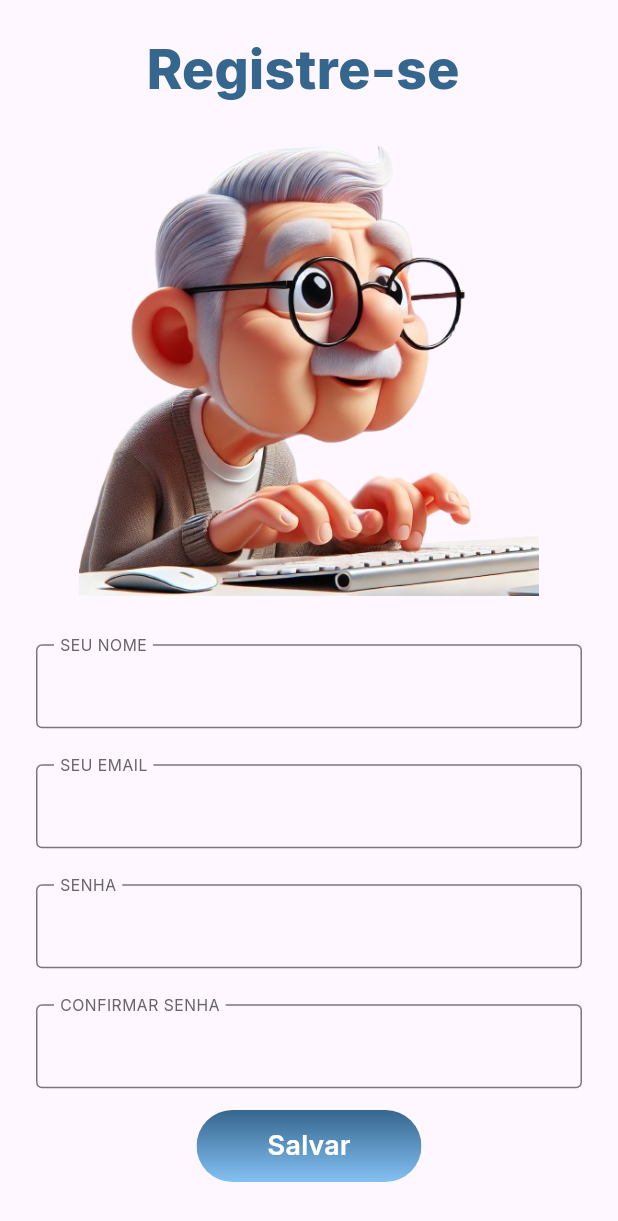
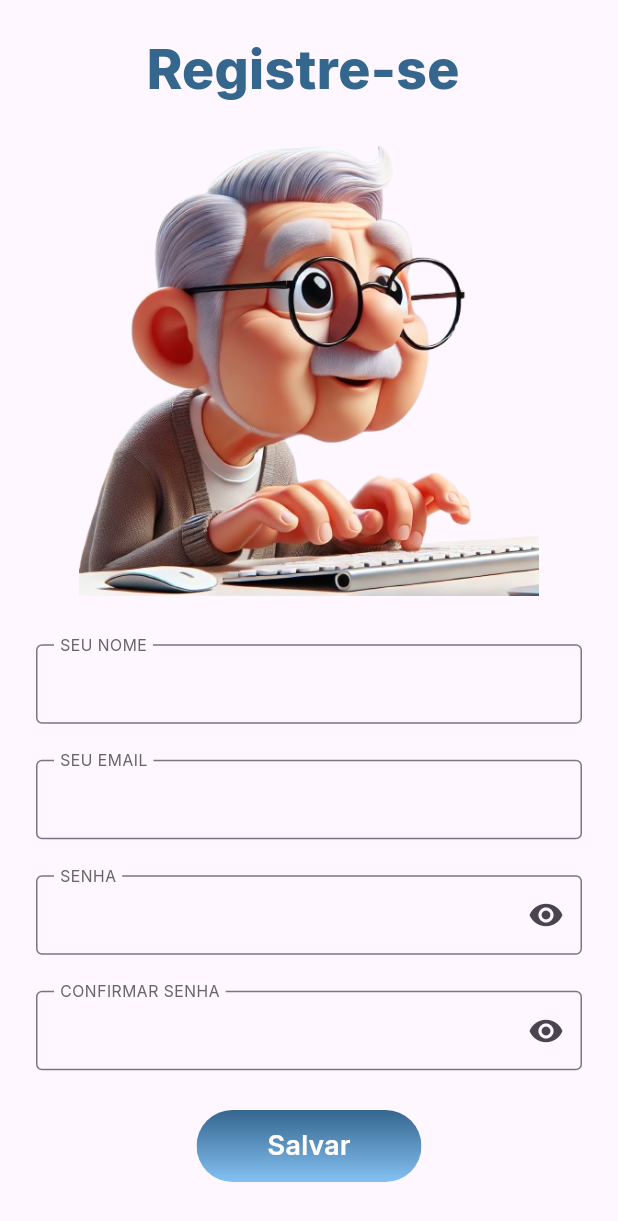
Before and after one commit to JoaoPaolinelli/idoso_tech, a Flutter app: the NewUser screen opened directly, on a phone screen of 412 x 824 dp. Shown: the top 1221 px of the screen. Run offline on Flutter 3.47's test engine with Material 3 defaults, Android fonts, the light colour scheme and no system bars; our stand-ins replace dio, font_awesome_flutter, youtube_player_flutter; network calls fail.

Commit message:
att form data

```diff
--- a/front-end/lib/constantes/app_colors.dart
+++ b/front-end/lib/constantes/app_colors.dart
@@ -10,4 +10,6 @@
   static final Color appWhiteColor  = Color(0xFFFFFFFF);
   static final Color appDarkGrey = Color(0xFF666666);
 
+
+
 }
--- a/front-end/lib/constantes/app_text_style.dart
+++ b/front-end/lib/constantes/app_text_style.dart
@@ -46,4 +46,17 @@
     fontWeight: FontWeight.w400
   );
 
+  static final TextStyle inputText = TextStyle(
+      fontFamily: 'Inter',
+      fontSize: 14.0,
+      fontWeight: FontWeight.w500
+  );
+
+
+  static final TextStyle inputHintText = TextStyle(
+      fontFamily: 'Inter',
+      fontSize: 12.0,
+      fontWeight: FontWeight.w400
+  );
+
 }
--- a/front-end/lib/main.dart
+++ b/front-end/lib/main.dart
@@ -23,7 +23,7 @@
         colorScheme: ColorScheme.fromSeed(seedColor: Colors.deepPurple),
         useMaterial3: true,
       ),
-      home: NewUser(),
+      home: HomePage(),
       debugShowCheckedModeBanner: false,
     );
   }
--- a/front-end/lib/pages/onboarding/new_user.dart
+++ b/front-end/lib/pages/onboarding/new_user.dart
@@ -2,6 +2,7 @@
 import 'package:idosotech/constantes/app_colors.dart';
 import 'package:idosotech/pages/onboarding/widgets/botao_primario.dart';
 import 'package:idosotech/pages/onboarding/widgets/custom_text_form_field.dart';
+import 'package:idosotech/pages/onboarding/widgets/password_form_field.dart';
 
 import '../../constantes/app_text_style.dart';
 
@@ -37,16 +38,18 @@
                   children: [
                     CustomTextFormField(
                       labelText: 'Seu nome',
-                      // hintText: 'João Silva',
+
+                      // hintText: 'João de oliveira',
                     ),
                     CustomTextFormField(
                       labelText: 'Seu email',
-                      // hintText: 'joao@gmail.com',
+                      // hintText: 'oliveira@gmail.com',
                     ),
-                    CustomTextFormField(
+                    PasswordFormField(
                       labelText: 'Senha',
+
                     ),
-                    CustomTextFormField(
+                    PasswordFormField(
                       labelText: 'Confirmar senha',
                     ),
 
--- a/front-end/lib/pages/onboarding/widgets/custom_text_form_field.dart
+++ b/front-end/lib/pages/onboarding/widgets/custom_text_form_field.dart
@@ -1,4 +1,5 @@
 import 'package:flutter/material.dart';
+import 'package:flutter/services.dart';
 
 import '../../../constantes/app_colors.dart';
 import '../../../constantes/app_text_style.dart';
@@ -11,6 +12,10 @@
   final TextEditingController? textEditingController;
   final TextInputType? keybordType;
   final TextInputAction? textInputAction;
+  final Widget? suffixIcon;
+  final bool? obscureText;
+  final List<TextInputFormatter>? inputFormaters;
+  final String? Function(String?)? validator;
 
   const CustomTextFormField({
     super.key,
@@ -21,6 +26,10 @@
     this.textEditingController,
     this.keybordType,
     this.textInputAction,
+    this.suffixIcon,
+    this.obscureText,
+    this.inputFormaters,
+    this.validator
   });
 
 
@@ -42,12 +51,16 @@
     return Padding(
       padding: widget.varPadding ?? EdgeInsets.symmetric(horizontal: 24, vertical: 12),
       child: TextFormField(
+        style: AppTextStyles.inputText.copyWith(color: AppColors.appPrimaryColor),
+        inputFormatters: widget.inputFormaters,
+        obscureText: widget.obscureText?? false,
         textInputAction: widget.textInputAction,
         keyboardType: widget.keybordType,
         controller: widget.textEditingController,
         textCapitalization: widget.textCapitalization?? TextCapitalization.none,
         decoration: InputDecoration(
 
+          suffixIcon: widget.suffixIcon,
           hintText: widget.hintText?.toLowerCase(),
           labelText: widget.labelText?.toUpperCase(),
           labelStyle: AppTextStyles.inputLabelText.copyWith(color: AppColors.appDarkGrey),
--- a/front-end/lib/pages/onboarding/widgets/password_form_field.dart
+++ b/front-end/lib/pages/onboarding/widgets/password_form_field.dart
@@ -1,3 +1,5 @@
+import 'dart:math';
+
 import 'package:flutter/material.dart';
 import 'package:idosotech/pages/onboarding/widgets/custom_text_form_field.dart';
 
@@ -8,23 +10,38 @@
   final EdgeInsetsGeometry? padding;
   final String? hintText;
   final String? labelText;
+  // final Widget? suffixIcon;
 
   const PasswordFormField({super.key, this.controller,
-  this.padding, this.hintText, this.labelText});
+  this.padding, this.hintText, this.labelText, //
+  // this.suffixIcon
+  });
 
   @override
   State<PasswordFormField> createState() => _PasswordFormFieldState();
 }
 
 class _PasswordFormFieldState extends State<PasswordFormField> {
+  bool isHidden = true;
+
   @override
   Widget build(BuildContext context) {
     return CustomTextFormField(
+      obscureText: isHidden,
       textEditingController: widget.controller,
       varPadding: widget.padding,
       hintText: widget.hintText,
       labelText: widget.labelText,
-      su
+      suffixIcon: InkWell(
+        borderRadius: BorderRadius.circular(23),
+          onTap: () {
+            setState(() {
+              isHidden = !isHidden;
+            });
+            print('woorks');
+          },
+          child: isHidden ? Icon(Icons.visibility) : Icon(Icons.visibility_off))
+
     );
   }
 }
```
Also changed, not shown: front-end/lib/util/text_formatter.dart (added, +17 -0 lines).
